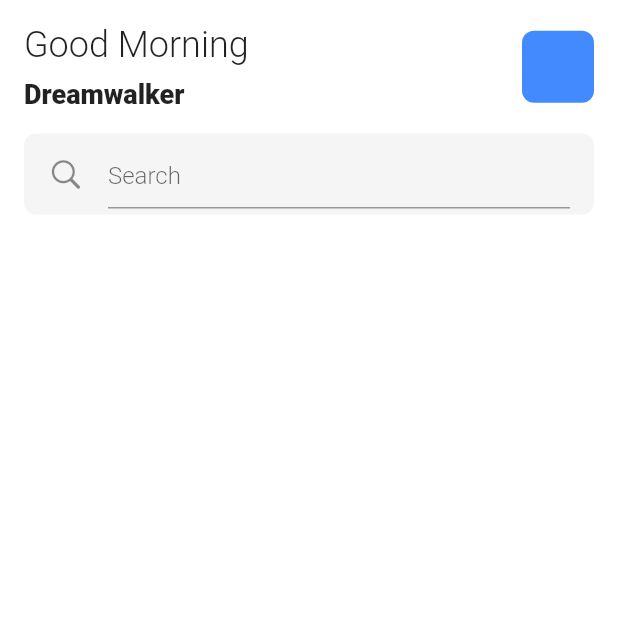
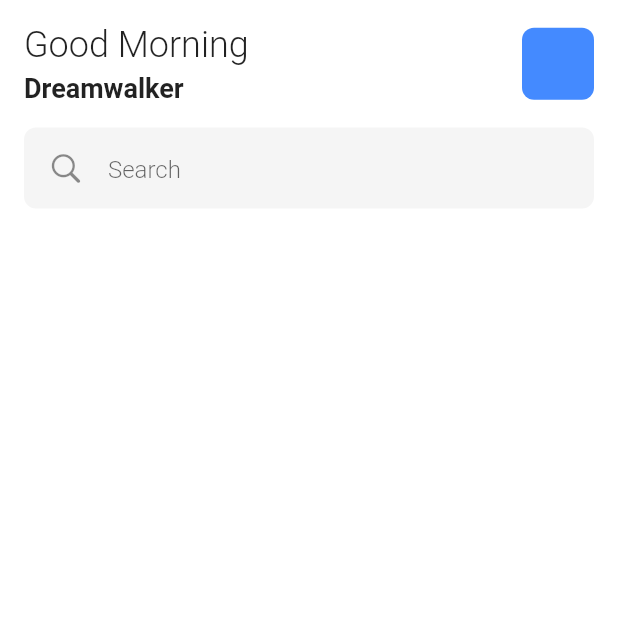
Before and after one commit to JAICHANGPARK/flutter_notebook_19th_story, a Flutter app: the screen it shows after launch, on a phone screen of 412 x 824 dp, the top half of it. Run offline on Flutter 3.47's test engine with Material 2 defaults, Android fonts, the phone set to English and light mode, and no system bars; our stand-ins replace cached_network_image, countup, fl_chart, flutter_riverpod, freezed_annotation, smooth_page_indicator and 1 more.

Commit message:
Update monitoring_main_page.dart

```diff
--- a/lib/ep1127_patient_monitoring_app/src/ui/monitoring_main_page.dart
+++ b/lib/ep1127_patient_monitoring_app/src/ui/monitoring_main_page.dart
@@ -33,13 +33,13 @@ class _MonitoringMainPageState extends State<MonitoringMainPage> {
                           ),
                         ),
                         SizedBox(
-                          height: 8,
+                          height: 4,
                         ),
                         Text(
                           "Dreamwalker",
                           style: TextStyle(
                             fontSize: 18,
-                            fontWeight: FontWeight.w800,
+                            fontWeight: FontWeight.w600,
                           ),
                         ),
                       ],
@@ -55,15 +55,15 @@ class _MonitoringMainPageState extends State<MonitoringMainPage> {
                     ),
                   ],
                 ),
-                SizedBox(
-                  height: 16,
-                ),
-                Container(
+                Padding(
+                  padding: const EdgeInsets.symmetric(vertical: 16),
+                  child: Container(
                     height: 54,
                     decoration: BoxDecoration(
                       color: Colors.grey[100],
                       borderRadius: BorderRadius.circular(8),
                     ),
+
                     padding: EdgeInsets.symmetric(horizontal: 16, vertical: 4),
                     child: TextField(
                       decoration: InputDecoration(
@@ -71,10 +71,13 @@ class _MonitoringMainPageState extends State<MonitoringMainPage> {
                         hintText: "Search",
                         hintStyle: TextStyle(
                           fontWeight: FontWeight.w300
-                      )
+                        ),
+                        border: InputBorder.none
                       ),
                     ),
-                )
+                  ),
+                ),
+
               ],
             ),
           ),
```
Lines whose indentation alone changed are shown as unchanged.
